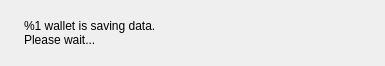
First picture: the form in src/gui/ui/exitwidget.ui, repository brazukcoin/wallet-gui, before the edit.
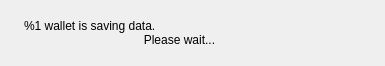
Second picture: the form after the edit.

```diff
--- a/src/gui/ui/exitwidget.ui
+++ b/src/gui/ui/exitwidget.ui
@@ -25,7 +25,7 @@
     <widget class="QLabel" name="m_label">
      <property name="text">
       <string>%1 wallet is saving data.
-Please wait...</string>
+                                    Please wait...</string>
      </property>
     </widget>
    </item>
```
Lines whose indentation alone changed are shown as unchanged.
